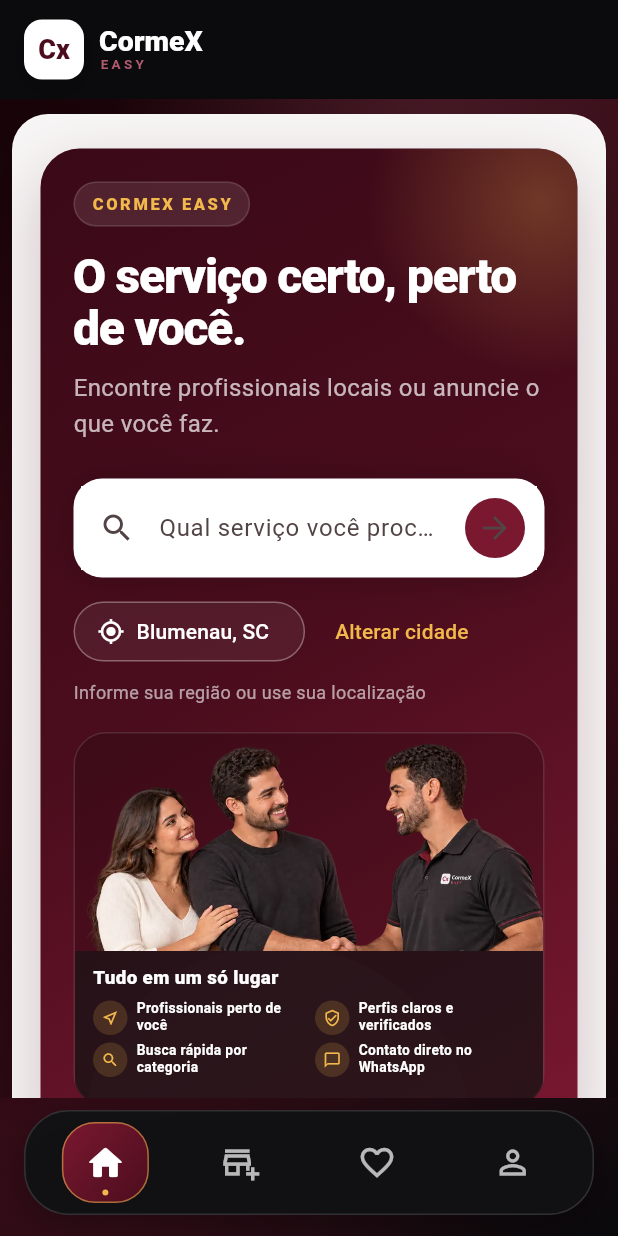
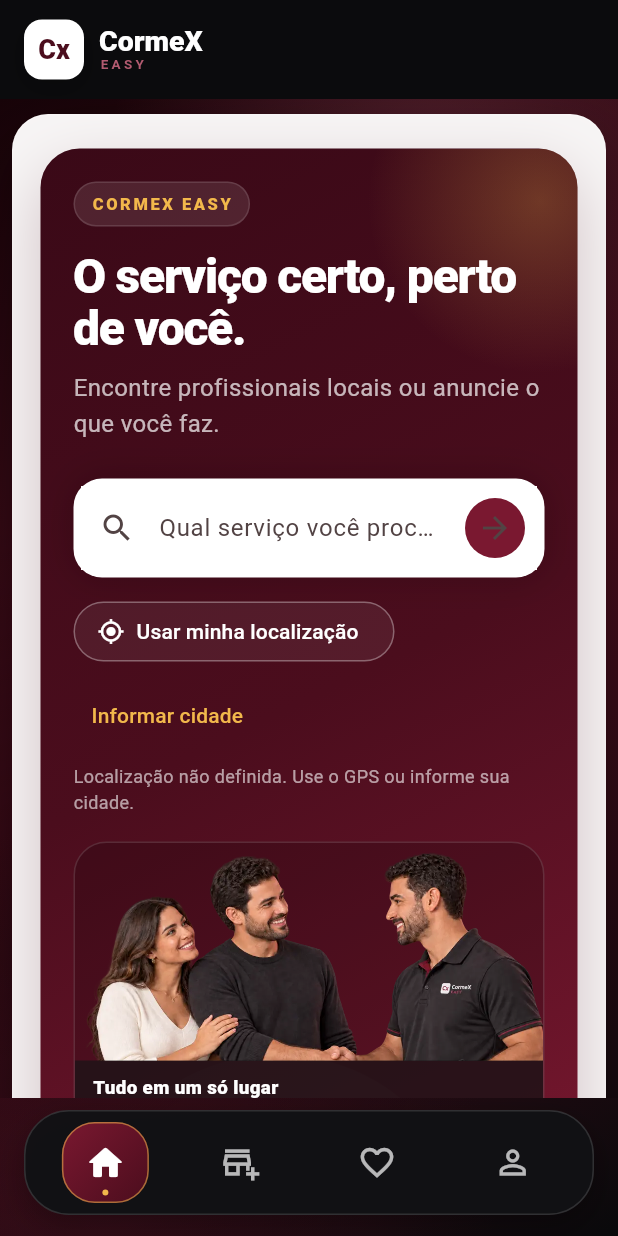
Before and after one commit to Tdk17/cormex_easy, a Flutter app: the screen it shows after launch, on a phone screen of 412 x 824 dp. Run offline on Flutter 3.47's test engine with Material 3 defaults, Android fonts, the phone set to English and light mode, and no system bars; our stand-ins replace geolocator, get_it, go_router, shared_preferences, signals, web; missing offline and left inert: dart:html, dart:js_interop; network calls fail; Roboto replaces fonts that are missing (Arial).

Commit message:
fix: mostra cidade real e remove localização padrão

```diff
--- a/lib/features/catalog/data/location_service.dart
+++ b/lib/features/catalog/data/location_service.dart
@@ -1,16 +1,63 @@
+import 'dart:convert';
+
 import 'package:geolocator/geolocator.dart';
+import 'package:http/http.dart' as http;
 
 enum LocationResultType { success, denied, deniedForever, disabled, error }
 
 class LocationResult {
-  const LocationResult(this.type, {this.latitude, this.longitude});
+  const LocationResult(
+    this.type, {
+    this.latitude,
+    this.longitude,
+    this.city,
+    this.state,
+  });
 
   final LocationResultType type;
   final double? latitude;
   final double? longitude;
+  final String? city;
+  final String? state;
 }
 
 class LocationService {
+  LocationService({http.Client? httpClient})
+      : _httpClient = httpClient ?? http.Client();
+
+  final http.Client _httpClient;
+
+  static const _reverseGeocodeTimeout = Duration(seconds: 10);
+  static const _brazilianStateCodes = <String, String>{
+    'acre': 'AC',
+    'alagoas': 'AL',
+    'amapá': 'AP',
+    'amazonas': 'AM',
+    'bahia': 'BA',
+    'ceará': 'CE',
+    'distrito federal': 'DF',
+    'espírito santo': 'ES',
+    'goiás': 'GO',
+    'maranhão': 'MA',
+    'mato grosso': 'MT',
+    'mato grosso do sul': 'MS',
+    'minas gerais': 'MG',
+    'pará': 'PA',
+    'paraíba': 'PB',
+    'paraná': 'PR',
+    'pernambuco': 'PE',
+    'piauí': 'PI',
+    'rio de janeiro': 'RJ',
+    'rio grande do norte': 'RN',
+    'rio grande do sul': 'RS',
+    'rondônia': 'RO',
+    'roraima': 'RR',
+    'santa catarina': 'SC',
+    'são paulo': 'SP',
+    'sergipe': 'SE',
+    'tocantins': 'TO',
+  };
+
   Future<LocationResult> requestCurrentPosition() async {
     try {
       if (!await Geolocator.isLocationServiceEnabled()) {
@@ -32,13 +79,80 @@
           timeLimit: Duration(seconds: 12),
         ),
       );
+      final place = await _reverseGeocode(
+        position.latitude,
+        position.longitude,
+      );
       return LocationResult(
         LocationResultType.success,
         latitude: position.latitude,
         longitude: position.longitude,
+        city: place?.city,
+        state: place?.state,
       );
     } catch (_) {
       return const LocationResult(LocationResultType.error);
     }
   }
+
+  Future<_ResolvedPlace?> _reverseGeocode(
+    double latitude,
+    double longitude,
+  ) async {
+    try {
+      final uri = Uri.https(
+        'api.bigdatacloud.net',
+        '/data/reverse-geocode-client',
+        {
+          'latitude': latitude.toString(),
+          'longitude': longitude.toString(),
+          'localityLanguage': 'pt-BR',
+        },
+      );
+      final response = await _httpClient
+          .get(uri, headers: const {'Accept': 'application/json'})
+          .timeout(_reverseGeocodeTimeout);
+      if (response.statusCode < 200 || response.statusCode >= 300) return null;
+
+      final decoded = jsonDecode(response.body);
+      if (decoded is! Map<String, dynamic>) return null;
+
+      final city = _firstNonEmpty([
+        decoded['city'],
+        decoded['locality'],
+      ]);
+      final state = _stateCode(
+        _firstNonEmpty([decoded['principalSubdivisionCode']]),
+        _firstNonEmpty([decoded['principalSubdivision']]),
+      );
+      if (city.isEmpty && state.isEmpty) return null;
+      return _ResolvedPlace(city: city, state: state);
+    } catch (_) {
+      return null;
+    }
+  }
+
+  String _firstNonEmpty(Iterable<Object?> values) {
+    for (final value in values) {
+      final text = value?.toString().trim() ?? '';
+      if (text.isNotEmpty) return text;
+    }
+    return '';
+  }
+
+  String _stateCode(String subdivisionCode, String subdivisionName) {
+    final normalizedCode = subdivisionCode.trim().toUpperCase();
+    if (normalizedCode.isNotEmpty) {
+      final code = normalizedCode.split('-').last;
+      if (code.length == 2) return code;
+    }
+    return _brazilianStateCodes[subdivisionName.trim().toLowerCase()] ?? '';
+  }
 }
+
+class _ResolvedPlace {
+  const _ResolvedPlace({required this.city, required this.state});
+
+  final String city;
+  final String state;
+}
--- a/lib/features/catalog/presentation/catalog_store.dart
+++ b/lib/features/catalog/presentation/catalog_store.dart
@@ -30,20 +30,36 @@
   final favoriteIds = signal<Set<String>>(<String>{});
   final query = signal('');
   final selectedCategory = signal<String?>(null);
-  final city = signal('Blumenau');
-  final state = signal('SC');
+  final city = signal('');
+  final state = signal('');
   final latitude = signal<double?>(null);
   final longitude = signal<double?>(null);
   final usingCurrentLocation = signal(false);
-  final locationMessage = signal('Informe sua região ou use sua localização');
+  final locationMessage = signal(
+    'Localização não definida. Use o GPS ou informe sua cidade.',
+  );
   final errorMessage = signal<String?>(null);
 
-  String get locationLabel =>
-      usingCurrentLocation.value ? 'Localização atual' : '${city.value}, ${state.value}';
+  bool get hasLocation =>
+      usingCurrentLocation.value || city.value.trim().isNotEmpty;
 
-  String get resultsLocationLabel => usingCurrentLocation.value
-      ? 'perto da sua localização atual'
-      : 'em ${city.value}, ${state.value}';
+  String get locationLabel {
+    final cityName = city.value.trim();
+    final stateCode = state.value.trim();
+    if (cityName.isNotEmpty) {
+      return stateCode.isEmpty ? cityName : '$cityName, $stateCode';
+    }
+    return usingCurrentLocation.value
+        ? 'Localização ativa'
+        : 'Usar minha localização';
+  }
+
+  String get resultsLocationLabel {
+    if (!hasLocation) return 'em todo o catálogo';
+    return usingCurrentLocation.value
+        ? 'perto de $locationLabel'
+        : 'em $locationLabel';
+  }
 
   bool get hasActiveFilters =>
       query.value.trim().isNotEmpty || selectedCategory.value != null;
@@ -58,8 +74,12 @@
     errorMessage.value = null;
     try {
       final data = await _repository.loadHome(
-        city: usingCurrentLocation.value ? null : city.value,
-        state: usingCurrentLocation.value ? null : state.value,
+        city: !usingCurrentLocation.value && city.value.trim().isNotEmpty
+            ? city.value
+            : null,
+        state: !usingCurrentLocation.value && state.value.trim().isNotEmpty
+            ? state.value
+            : null,
         lat: usingCurrentLocation.value ? latitude.value : null,
         lng: usingCurrentLocation.value ? longitude.value : null,
       );
@@ -113,8 +133,12 @@
     return _repository.searchProviders(
       query: query.value,
       categorySlug: selectedCategory.value,
-      city: usingCurrentLocation.value ? null : city.value,
-      state: usingCurrentLocation.value ? null : state.value,
+      city: !usingCurrentLocation.value && city.value.trim().isNotEmpty
+          ? city.value
+          : null,
+      state: !usingCurrentLocation.value && state.value.trim().isNotEmpty
+          ? state.value
+          : null,
       lat: usingCurrentLocation.value ? latitude.value : null,
       lng: usingCurrentLocation.value ? longitude.value : null,
     );
@@ -133,8 +157,13 @@
         }
         latitude.value = result.latitude;
         longitude.value = result.longitude;
+        city.value = result.city?.trim() ?? '';
+        state.value = result.state?.trim().toUpperCase() ?? '';
         usingCurrentLocation.value = true;
-        locationMessage.value = 'Localização atual ativada';
+        locationMessage.value = city.value.isEmpty
+            ? 'GPS ativo, mas não identificamos a cidade. '
+                'Você pode informá-la manualmente.'
+            : 'Localização detectada: $locationLabel';
         await loadHome(refresh: true);
       case LocationResultType.denied:
       case LocationResultType.deniedForever:
@@ -160,7 +189,7 @@
         .where((part) => part.isNotEmpty)
         .toList();
     city.value = parts.first;
-    if (parts.length > 1) state.value = parts.last.toUpperCase();
+    state.value = parts.length > 1 ? parts.last.toUpperCase() : '';
     _clearCoordinates();
     locationMessage.value = 'Resultados para $locationLabel';
     await loadHome(refresh: true);
--- a/lib/features/catalog/presentation/home_page.dart
+++ b/lib/features/catalog/presentation/home_page.dart
@@ -124,7 +124,9 @@
   }
 
   Future<void> _chooseCity() async {
-    final controller = TextEditingController(text: store.locationLabel);
+    final controller = TextEditingController(
+      text: store.city.value.trim().isEmpty ? '' : store.locationLabel,
+    );
     final city = await showModalBottomSheet<String>(
       context: context,
       isScrollControlled: true,
@@ -184,7 +186,9 @@
           ? 'Profissionais de $categoryName'
           : searchValue.isNotEmpty
               ? 'Resultados para “$searchValue”'
-              : 'Recomendados na sua região';
+              : store.hasLocation
+                  ? 'Recomendados em ${store.locationLabel}'
+                  : 'Profissionais disponíveis';
       return RefreshIndicator(
         onRefresh: () => store.loadHome(refresh: true),
         child: SingleChildScrollView(
@@ -542,7 +546,7 @@
             TextButton(
               onPressed: onChooseCity,
               style: TextButton.styleFrom(foregroundColor: AppColors.gold),
-              child: const Text('Alterar cidade'),
+              child: const Text('Informar cidade'),
             ),
             Text(
               locationMessage,
```
Also changed, not shown: 1 other file.
